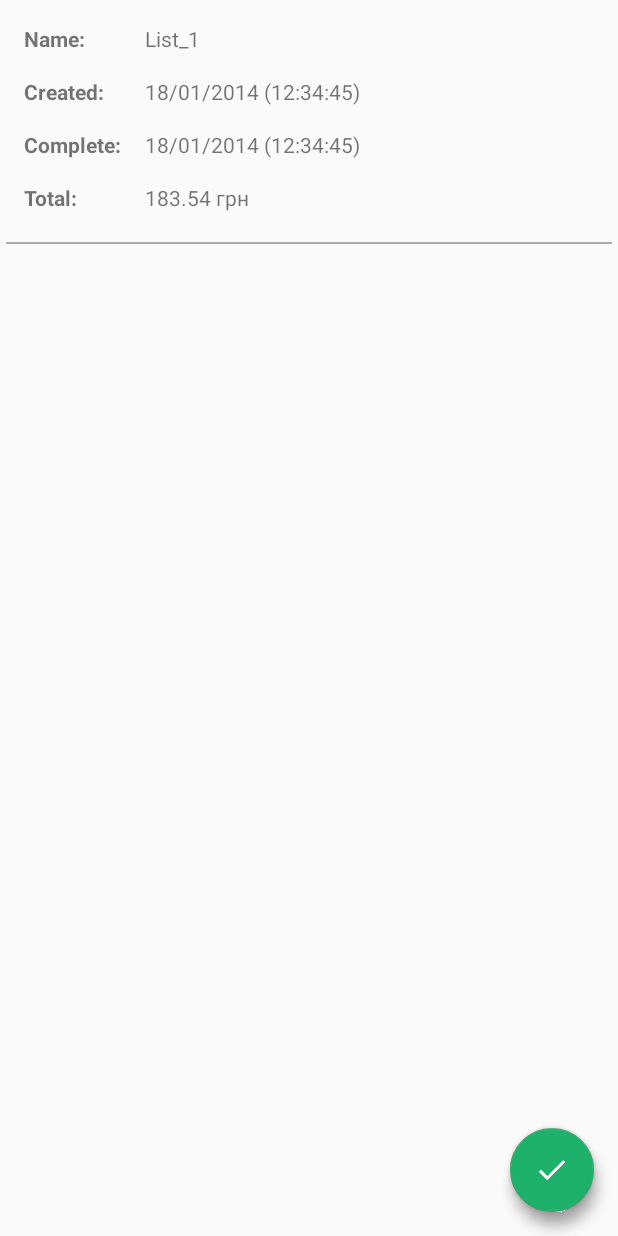
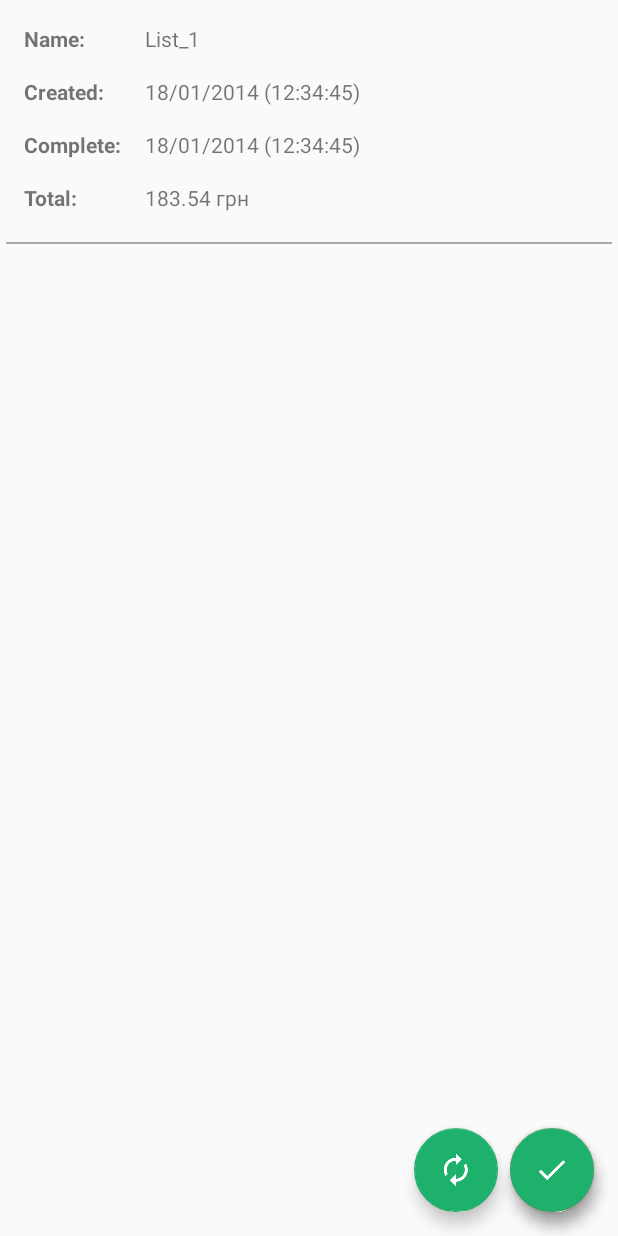
Before and after one commit to takeoffmymonkey/dev_Groceries2, an Android app: the layout activity_list.xml on its own in the app's theme, with its tools: preview values and no code run, on a phone screen of 412 x 824 dp. Run offline under Robolectric (Android 15) with nearby library versions, the light colour scheme and no system bars.

Commit message:
list info options (bug with selection)

```diff
--- a/app/src/main/res/layout/activity_list.xml
+++ b/app/src/main/res/layout/activity_list.xml
@@ -1,9 +1,9 @@
 <?xml version="1.0" encoding="utf-8"?>
 <RelativeLayout xmlns:android="http://schemas.android.com/apk/res/android"
+    xmlns:app="http://schemas.android.com/apk/res-auto"
     xmlns:tools="http://schemas.android.com/tools"
     android:layout_width="match_parent"
     android:layout_height="match_parent"
-    xmlns:app="http://schemas.android.com/apk/res-auto"
     android:orientation="vertical"
     tools:context=".activities.ListInfoActivity">
 
@@ -111,10 +111,10 @@
         android:layout_height="wrap_content"
         android:layout_alignParentBottom="true"
         android:layout_alignParentRight="true"
-        app:backgroundTint="@color/colorRed"
-        android:layout_margin="16dp"
-        android:src="@mipmap/ic_delete_forever_white_24dp" />
-
+        android:layout_marginBottom="16dp"
+        android:layout_marginRight="16dp"
+        android:src="@mipmap/ic_delete_forever_white_24dp"
+        app:backgroundTint="@color/colorRed" />
 
 
     <android.support.design.widget.FloatingActionButton
@@ -123,10 +123,22 @@
         android:layout_height="wrap_content"
         android:layout_alignParentBottom="true"
         android:layout_alignParentRight="true"
-        app:backgroundTint="@color/colorGreen"
-        android:layout_margin="16dp"
-        android:src="@mipmap/ic_check_white_24dp" />
+        android:layout_marginBottom="16dp"
+        android:layout_marginRight="16dp"
+        android:src="@mipmap/ic_check_white_24dp"
+        app:backgroundTint="@color/colorGreen" />
 
+
+    <android.support.design.widget.FloatingActionButton
+        android:id="@+id/fab_reactivate_list"
+        android:layout_width="wrap_content"
+        android:layout_height="wrap_content"
+        android:layout_alignParentBottom="true"
+        android:layout_marginBottom="16dp"
+        android:layout_marginRight="8dp"
+        android:layout_toLeftOf="@+id/fab_delete_list"
+        android:src="@mipmap/ic_autorenew_white_24dp"
+        app:backgroundTint="@color/colorGreen" />
 
 
 </RelativeLayout>
```
Also changed, not shown: app/src/main/java/com/example/android/groceries2/activities/ListInfoActivity.java (+21 -0 lines), app/src/main/res/menu/menu_log_list.xml (added, +17 -0 lines), app/src/main/res/menu/menu_log_list_active.xml (added, +12 -0 lines).
